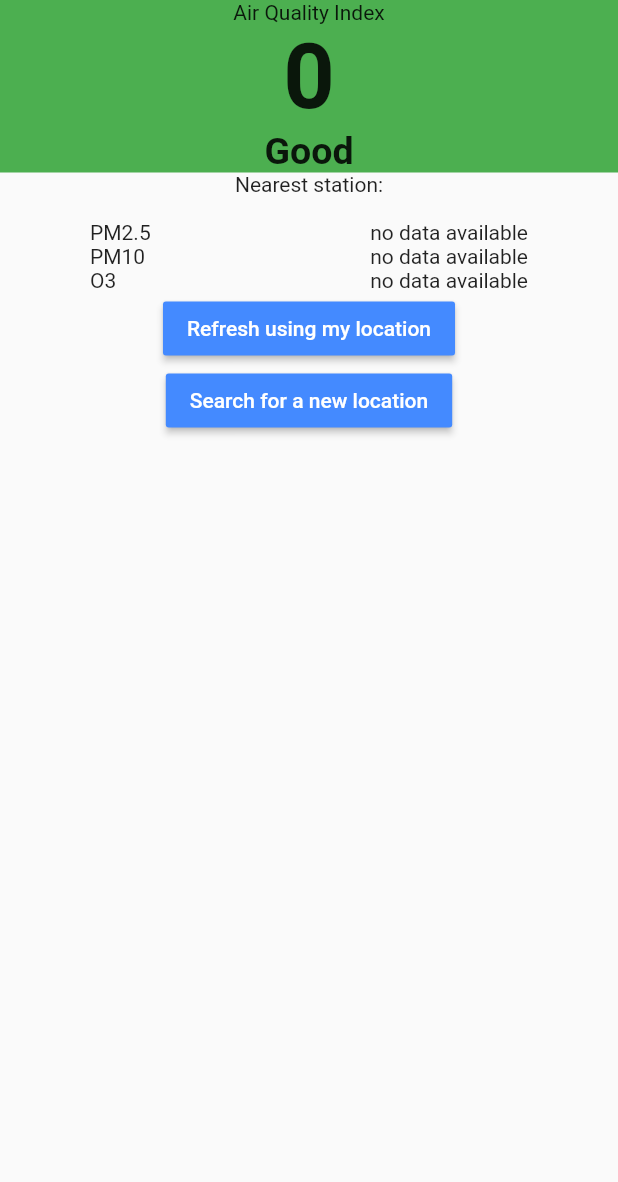
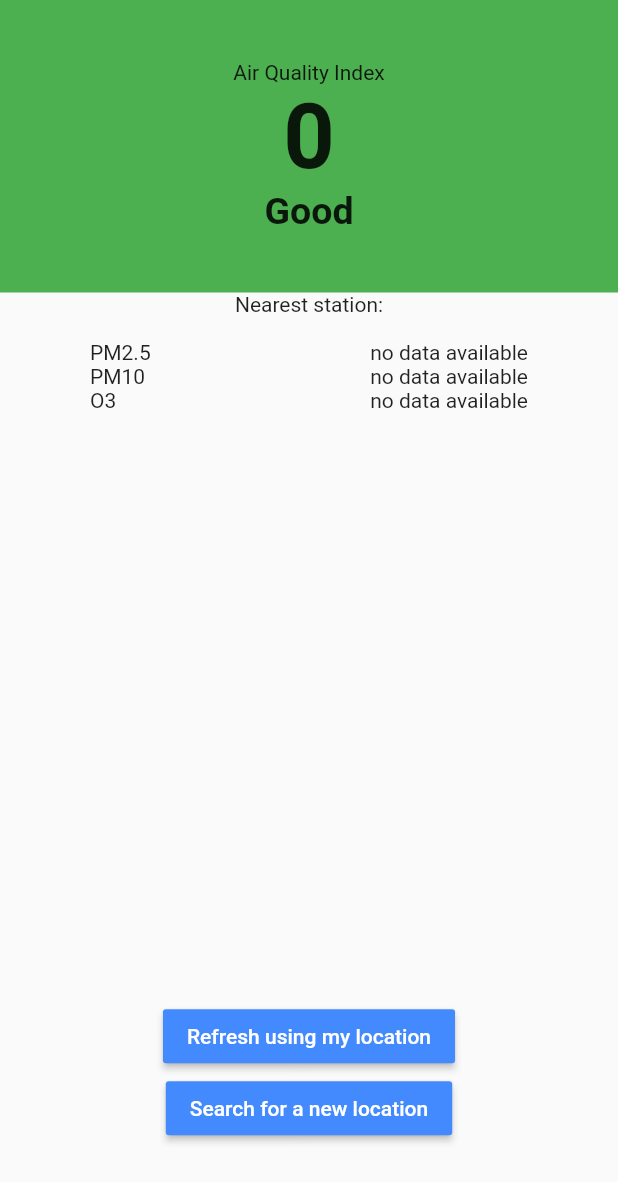
Before and after one commit to gdharris1000/air_quality, a Flutter app: the DataView screen opened directly with empty values, on a phone screen of 412 x 824 dp. Shown: the top 1182 px of the screen. Run offline on Flutter 3.47's test engine with Material 2 defaults, Android fonts, the phone set to English and light mode, and no system bars; our stand-ins replace geolocator.

Commit message:
flexible widgets added to display data screen

```diff
--- a/lib/screens/display_data.dart
+++ b/lib/screens/display_data.dart
@@ -23,6 +23,10 @@ class _DataViewState extends State<DataView> with AqiLevelMixin {
           Container(
             color: colourLevel(widget.air.aqi),
             child: SafeArea(
+              child: Flexible(
+                flex: 6,
+                child: Padding(
+                  padding: const EdgeInsets.only(top: 40.0, bottom: 40.0),
                   child: Column(
                     crossAxisAlignment: CrossAxisAlignment.stretch,
                     mainAxisAlignment: MainAxisAlignment.center,
@@ -48,7 +52,11 @@ class _DataViewState extends State<DataView> with AqiLevelMixin {
                   ),
                 ),
               ),
-          Column(
+            ),
+          ),
+          Flexible(
+            flex: 3,
+            child: Column(
               children: <Widget>[
                 Text('Nearest station:'),
                 Text(widget.air.station),
@@ -85,6 +93,13 @@ class _DataViewState extends State<DataView> with AqiLevelMixin {
                     ],
                   ),
                 ),
+              ],
+            ),
+          ),
+          Flexible(
+            flex: 1,
+            child: Column(
+              children: <Widget>[
                 RaisedButton(
                   color: Colors.blueAccent,
                   onPressed: () {
@@ -102,8 +117,10 @@ class _DataViewState extends State<DataView> with AqiLevelMixin {
                 RaisedButton(
                   color: Colors.blueAccent,
                   onPressed: () {
-                  Navigator.push(context,
-                      MaterialPageRoute(builder: (context) => WelcomeScreen()));
+                    Navigator.push(
+                        context,
+                        MaterialPageRoute(
+                            builder: (context) => WelcomeScreen()));
                   },
                   child: Text(
                     "Search for a new location",
@@ -111,6 +128,7 @@ class _DataViewState extends State<DataView> with AqiLevelMixin {
                   ),
                 ),
               ],
+            ),
           )
         ],
       ),
```
Lines whose indentation alone changed are shown as unchanged.
